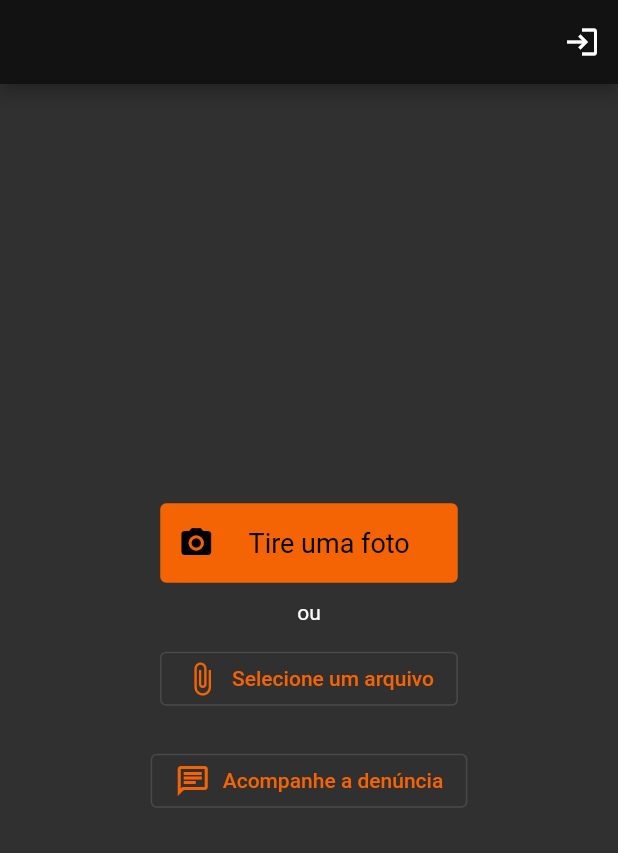
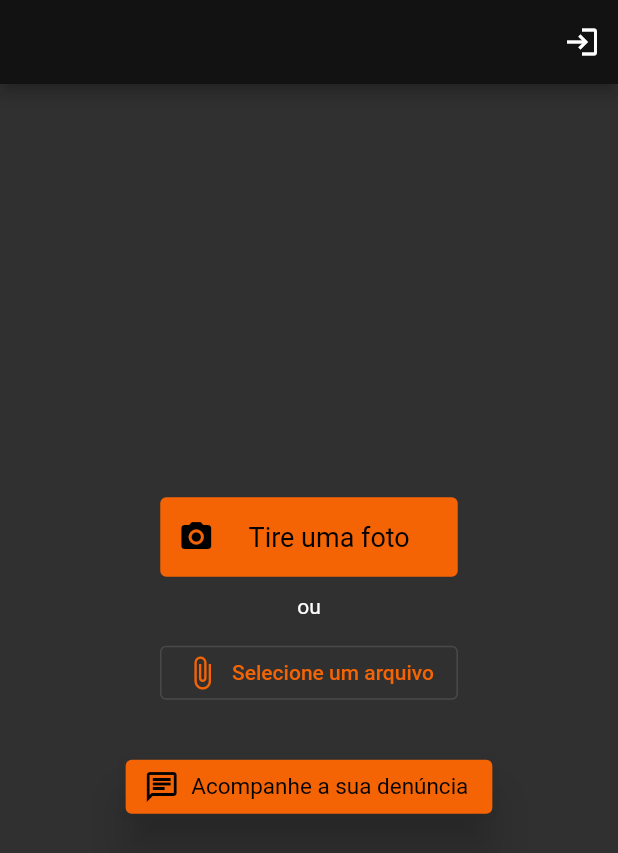
Before and after one commit to TCC-Alerta-Queimadas/alertaqueimadas, a Flutter app: the screen it shows after launch, on a phone screen of 412 x 824 dp. Shown: the top 853 px of the screen. Run offline on Flutter 3.47's test engine with Material 2 defaults, Android fonts, the light colour scheme and no system bars; our stand-ins replace cloud_firestore, firebase_auth, firebase_core, firebase_storage, flutter_compass, geolocator and 1 more; accounts and stored records are empty.

Commit message:
Botão chat  Acompanha a sua denúncia

```diff
--- a/lib/pages/chat/chat.dart
+++ b/lib/pages/chat/chat.dart
@@ -1,10 +1,16 @@
 import 'package:flutter/material.dart';
+
 
 class ChatPage extends StatelessWidget {
 
 
-  @override
+ @override
   Widget build(BuildContext context) {
-    return Scaffold();
+    return Scaffold(
+      appBar: AppBar(
+        title: Text("Acompanhe a sua denúncia"),
+      ),
+
+    );
   }
 }
--- a/lib/pages/main/main_page.dart
+++ b/lib/pages/main/main_page.dart
@@ -71,15 +71,23 @@ class MainPage extends StatelessWidget {
                     await _denunciar(context);} ,
                 ),
                 Padding(
-                  padding: EdgeInsets.all(10.0),
+
+                  padding: const EdgeInsets.all(14.0),
                 ),
-               OutlinedButton.icon(
+               ElevatedButton.icon(
+
                   icon: Icon(Icons.chat_outlined),
-                  label: Text('Acompanhe a denúncia'),
+                  label: Text('Acompanhe a sua denúncia'),
+                  style: ElevatedButton.styleFrom(
+                    elevation: 13.0,
+                    textStyle: TextStyle(
+                    fontSize: 15,
+                  )),
                   onPressed: () {
                      Navigator.of(context).push(MaterialPageRoute(builder: (context) => ChatPage(),
                       )); } ,
                 ),
+
               ],
             ),
           ],
--- a/pubspec.yaml
+++ b/pubspec.yaml
@@ -36,6 +36,7 @@ dependencies:
   firebase_storage: ^10.2.9
   geolocator: ^8.2.0
   flutter_compass: ^0.7.0
+  stream_chat_flutter: ^latest_version
 
 
 dev_dependencies:
```
